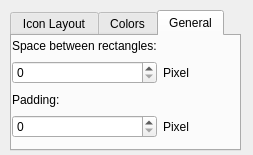
First picture: the form in contents/ui/config.ui, repository xdarklight/keystate-plasmoid, before the edit.
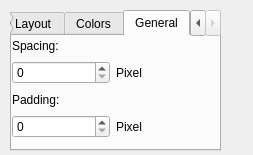
Second picture: the form after the edit. The open tabs and pages were chosen to show the change. Custom widgets are drawn as their Qt base class.

Commit message: change wording in the config dialog

Patch:
```diff
--- a/contents/ui/config.ui
+++ b/contents/ui/config.ui
@@ -24,13 +24,13 @@
     <rect>
      <x>10</x>
      <y>10</y>
-     <width>231</width>
+     <width>211</width>
      <height>141</height>
     </rect>
    </property>
    <property name="minimumSize">
     <size>
-     <width>231</width>
+     <width>211</width>
      <height>121</height>
     </size>
    </property>
@@ -166,7 +166,7 @@
       <rect>
        <x>0</x>
        <y>0</y>
-       <width>208</width>
+       <width>201</width>
        <height>102</height>
       </rect>
      </property>
@@ -174,7 +174,7 @@
       <item row="0" column="0">
        <widget class="QLabel" name="ImageSpacing_Label">
         <property name="text">
-         <string>Space between rectangles:</string>
+         <string>Spacing:</string>
         </property>
        </widget>
       </item>
```
Left out of the diff: 6 changed lines with no effect on the pictures.
